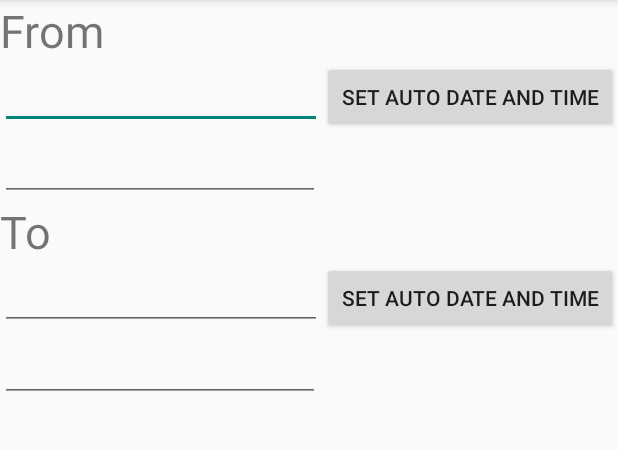
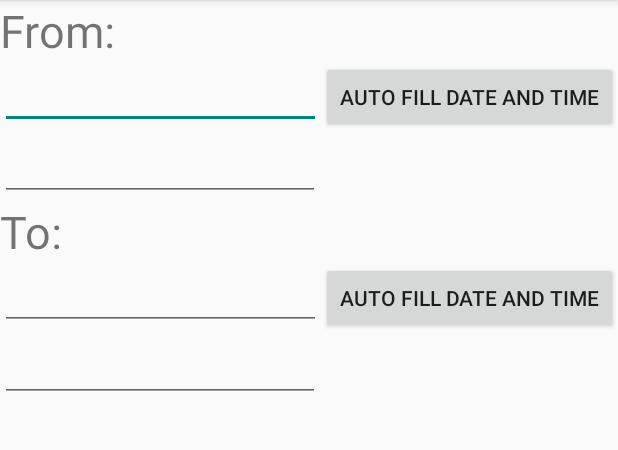
Before and after one commit to lubenard/oRing_Reminder, an Android app: the screen it shows after launch (EditEntry), after a tap on an icon or button, on a phone screen of 412 x 824 dp, the part 84-534 px from its top. Run offline under Robolectric (Android 15) with nearby library versions, the phone set to English and light mode, and no system bars; 1 statement that could not run was skipped.

Commit message:
Moved all translatable strings into strings.xml

```diff
--- a/app/src/main/java/com/lubenard/oring_reminder/CustomListAdapter.java
+++ b/app/src/main/java/com/lubenard/oring_reminder/CustomListAdapter.java
@@ -33,11 +33,11 @@ public class CustomListAdapter extends ArrayAdapter<RingModel> implements View.O
 
     private String convertTimeWeared(int timeWeared) {
         if (timeWeared < 60) {
-            return timeWeared + " Minutes";
+            return timeWeared + getContext().getString(R.string.minute_with_M_uppercase);
         } else if (timeWeared <= 1440) {
             return String.format("%dh%02dm", timeWeared / 60, timeWeared % 60);
         } else {
-            return "> 1 day";
+            return getContext().getString(R.string.more_than_one_day);
         }
     }
 
--- a/app/src/main/java/com/lubenard/oring_reminder/EditEntry.java
+++ b/app/src/main/java/com/lubenard/oring_reminder/EditEntry.java
@@ -40,6 +40,7 @@ public class EditEntry extends AppCompatActivity {
 
     private SharedPreferences sharedPreferences;
     private int weared_time;
+
     /**
      * This will set a alarm that will trigger a notification at alarmDate + time wearing setting
      * @param alarmDate
@@ -157,7 +158,7 @@ public class EditEntry extends AppCompatActivity {
                     dbManager.createNewDatesRing(formattedDatePut, formattedDateRemoved, 0);
                 finish();
             } else {
-                Toast.makeText(this, "Error, end time is not correct, please check it", Toast.LENGTH_SHORT).show();
+                Toast.makeText(this, R.string.error_edit_entry_date, Toast.LENGTH_SHORT).show();
             }
         }
         return super.onOptionsItemSelected(item);
--- a/app/src/main/java/com/lubenard/oring_reminder/NotificationBroadcastReceiver.java
+++ b/app/src/main/java/com/lubenard/oring_reminder/NotificationBroadcastReceiver.java
@@ -8,8 +8,8 @@ public class NotificationBroadcastReceiver extends BroadcastReceiver {
     @Override
     public void onReceive(Context context, Intent intent) {
         DbManager dbManager = new DbManager(context);
-        Utils.sendNotification(context, "Reminder:",
-                "You can take your protection off! ",
+        Utils.sendNotification(context, context.getString(R.string.notif_get_it_off_title),
+                context.getString(R.string.notif_get_it_off_body),
                 android.R.drawable.checkbox_on_background);
     }
 }
--- a/app/src/main/res/layout/about_fragment.xml
+++ b/app/src/main/res/layout/about_fragment.xml
@@ -29,7 +29,7 @@
         <TextView
             style="@style/base_text_centered"
             android:layout_marginTop="35dp"
-            android:text="Licenses"
+            android:text="@string/licenses"
             android:textSize="30sp"/>
 
         <TextView
--- a/app/src/main/res/layout/activity_create_new_entry.xml
+++ b/app/src/main/res/layout/activity_create_new_entry.xml
@@ -9,7 +9,7 @@
         android:layout_width="wrap_content"
         android:layout_height="wrap_content"
         android:textSize="30dp"
-        android:text="From" />
+        android:text="@string/from" />
 
     <LinearLayout
         android:layout_width="match_parent"
@@ -29,7 +29,7 @@
             android:layout_width="wrap_content"
             android:layout_height="wrap_content"
             android:layout_weight="1"
-            android:text="Set auto Date and Time" />
+            android:text="@string/set_auto_date_and_time" />
     </LinearLayout>
 
     <EditText
@@ -44,7 +44,7 @@
         android:layout_width="wrap_content"
         android:layout_height="wrap_content"
         android:textSize="30dp"
-        android:text="To" />
+        android:text="@string/to" />
 
     <LinearLayout
         android:layout_width="match_parent"
@@ -64,7 +64,7 @@
             android:layout_width="wrap_content"
             android:layout_height="wrap_content"
             android:layout_weight="1"
-            android:text="Set auto Date and Time" />
+            android:text="@string/set_auto_date_and_time" />
     </LinearLayout>
 
     <EditText
--- a/app/src/main/res/layout/activity_entry_details.xml
+++ b/app/src/main/res/layout/activity_entry_details.xml
@@ -9,7 +9,7 @@
         android:textSize="20dp"
         android:layout_marginTop="30dp"
         android:textStyle="bold"
-        android:text="You weared your protection from: " />
+        android:text="@string/you_weared_your_protection_from" />
 
     <TextView
         style="@style/base_text_centered"
@@ -22,7 +22,7 @@
         android:layout_marginTop="30dp"
         android:textSize="20dp"
         android:textStyle="bold"
-        android:text="To:" />
+        android:text="@string/to" />
 
     <TextView
         android:id="@+id/details_entry_removed"
@@ -38,7 +38,7 @@
         android:layout_marginTop="30dp"
         android:textSize="20dp"
         android:textStyle="bold"
-        android:text="That make about:" />
+        android:text="@string/that_make_about" />
 
     <TextView
         style="@style/base_text_centered"
--- a/app/src/main/res/values/strings.xml
+++ b/app/src/main/res/values/strings.xml
@@ -41,5 +41,22 @@
     <string name="settings_other_see_licenses_title">See about and licences</string>
     <string name="notif_channel_name">Send a erasable notification</string>
     <string name="notif_normal_channel_desc">This channel is used to send notifications when you can remove your protection</string>
+    <string name="minute_with_M_uppercase">Minutes</string>
+    <string name="more_than_one_day"><![CDATA[> 1 day]]></string>
+    <string name="error_edit_entry_date">Error, end time is not correct, please check it</string>
+    <string name="not_set_yet">Not set yet</string>
+    <string name="session_is_running">Session is running</string>
+    <string name="_message_able_to_get_it_off">You should be able to get it off at: \n</string>
+    <string name="session_finished">Session is finished!</string>
+    <string name="error_bad_id_entry_details">Error: Bad id.</string>
+    <string name="notif_get_it_off_title">Reminder:</string>
+    <string name="notif_get_it_off_body">You can take your protection off !</string>
+    <string name="licenses">Licenses</string>
+    <string name="set_auto_date_and_time">Auto fill date and time</string>
+    <string name="to">To:</string>
+    <string name="from">From:</string>
+    <string name="you_weared_your_protection_from">You weared your protection from:</string>
+    <string name="that_make_about">That make about:</string>
+    <string name="worn_for">Worn for</string>
 
 </resources>
```
Also changed, not shown: app/src/main/java/com/lubenard/oring_reminder/EntryDetails.java (+7 -6 lines), app/src/main/res/layout/custom_contact_list_element.xml (+4 -4 lines).
